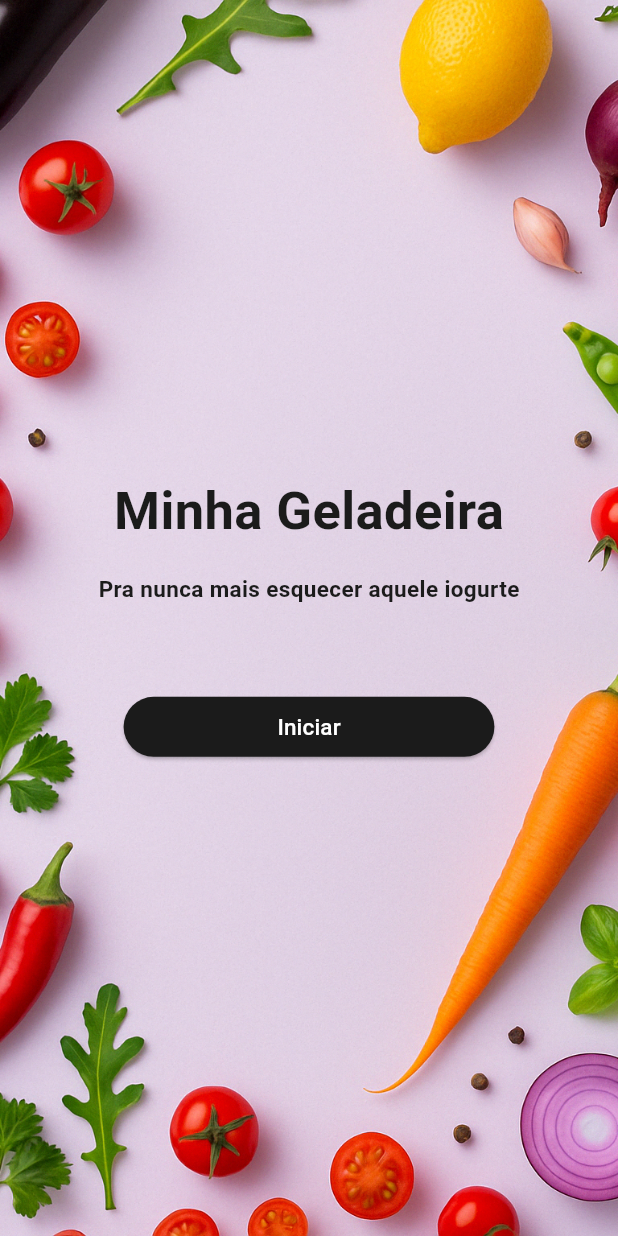
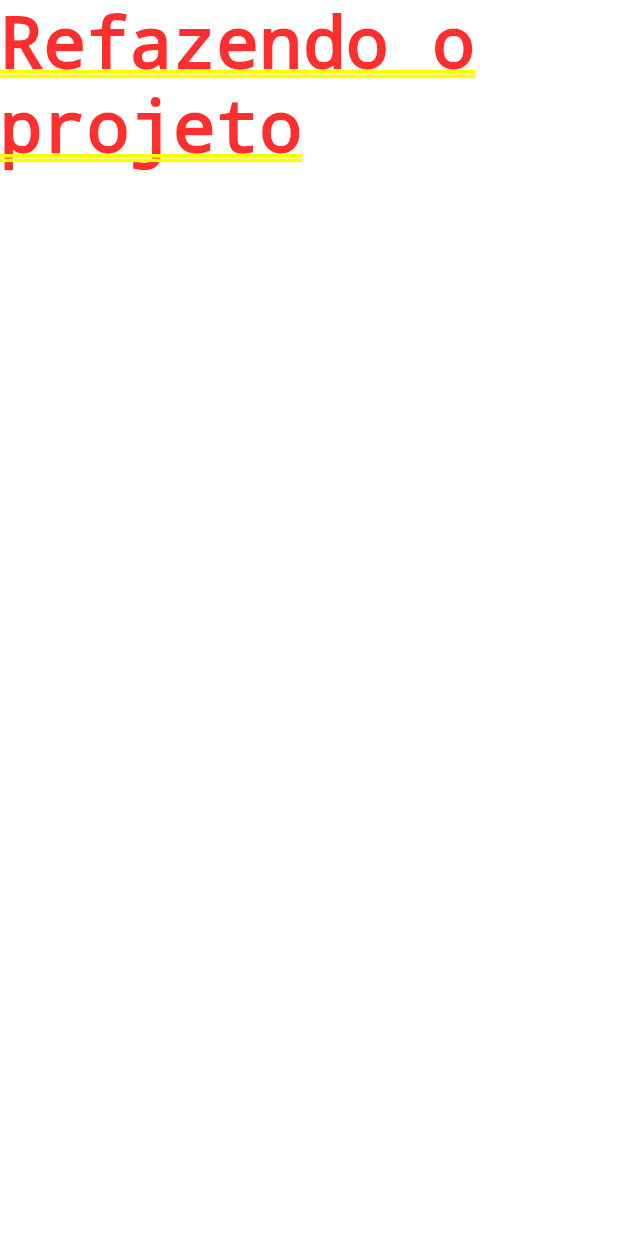
Before and after one commit to Geotryy/minha-geladeira, a Flutter app: the screen it shows after launch, on a phone screen of 412 x 824 dp. Run offline on Flutter 3.47's test engine with Material 3 defaults, Android fonts, the phone set to English and light mode, and no system bars.

Commit message:
refazendo op projeto

```diff
--- a/lib/core/constants/app_colors.dart
+++ /dev/null
@@ -1,21 +0,0 @@
-import 'package:flutter/material.dart';
-
-class AppColors {
-  // Azul bem clarinho pro fundo
-  static const Color primary = Color(0xFF918AE3);
-
-  // Azul médio: cor principal
-  static const Color primaryLight = Color(0xFFC9C4F0);
-
-  // Verde claro: destaque positivo (comida fresca, sucesso etc)
-  static const Color accent = Color.fromARGB(255, 27, 27, 27);
-
-  // Cinza escuro: texto principal
-  static const Color  background = Color(0xFFF5F5F7);
-
-  // Cinza claro: texto secundário
-  static const Color  textPrimary = Color(0xFF443F9E);
-
-  // Vermelho suave: para alerta (validade vencida, erro)
-  static const Color  textSecondary = Color(0xFF8A8A99);
-}
--- a/lib/core/utils/responsive.dart
+++ /dev/null
@@ -1,11 +0,0 @@
-import 'package:flutter/material.dart';
-
-class Responsive {
- static double height(BuildContext context){
-  return MediaQuery.of(context).size.height;
-}
-
-static double width(BuildContext context){
-  return MediaQuery.of(context).size.height;
-}
-}
--- a/lib/main.dart
+++ b/lib/main.dart
@@ -1,5 +1,4 @@
 import 'package:flutter/material.dart';
-import 'package:minha_geladeira/screens/initial_screen.dart';
 import 'package:flutter_localizations/flutter_localizations.dart';
 
 
@@ -18,7 +17,7 @@ class MyApp extends StatelessWidget {
       theme: ThemeData(
             useMaterial3: true,
       ),
-      home: InitialScreen(),
+      home: TemporaryMessage(),
 locale: const Locale('pt', 'BR'), // 👈 adiciona localização
       supportedLocales: const [
         Locale('pt', 'BR'),
@@ -27,3 +26,17 @@ locale: const Locale('pt', 'BR'), // 👈 adiciona localização
     );
   }
 }
+
+class TemporaryMessage extends StatefulWidget {
+  const TemporaryMessage({super.key});
+
+  @override
+  State<TemporaryMessage> createState() => _TemporaryMessageState();
+}
+
+class _TemporaryMessageState extends State<TemporaryMessage> {
+  @override
+  Widget build(BuildContext context) {
+    return Container(child: Text("Refazendo o projeto"),);
+  }
+}
--- a/lib/screens/initial_screen.dart
+++ /dev/null
@@ -1,61 +0,0 @@
-import 'package:flutter/material.dart';
-import 'package:minha_geladeira/core/constants/app_colors.dart';
-import 'package:minha_geladeira/core/utils/responsive.dart';
-import 'package:minha_geladeira/screens/base/base_screen.dart';
-import 'package:minha_geladeira/screens/insert_food_screen.dart';
-
-class InitialScreen extends StatefulWidget {
-  const InitialScreen({super.key});
-
-  @override
-  State<InitialScreen> createState() => _InitialScreenState();
-}
-
-class _InitialScreenState extends State<InitialScreen> {
-  @override
-  Widget build(BuildContext context) {
-    return Scaffold(
-      body: Container(
-        decoration: BoxDecoration( image: DecorationImage(image: AssetImage('assets/images/background.png'), fit: BoxFit.cover)),
-        height: Responsive.height(context),
-        width: Responsive.width(context),
-        child: Padding(
-          padding: const EdgeInsets.all(12.0),
-          child: Column(
-            crossAxisAlignment: CrossAxisAlignment.center,
-            mainAxisAlignment: MainAxisAlignment.center,
-            children: [
-
-              Text(
-                'Minha Geladeira',
-                style: TextStyle(
-                    color: AppColors.accent,
-                    fontSize: 35,
-                    fontWeight: FontWeight.bold),
-              ),
-              SizedBox(height: Responsive.height(context) * 0.02,),
-              Text(
-                'Pra nunca mais esquecer aquele iogurte',
-                style: TextStyle(
-                    color: AppColors.accent,
-                    fontSize: 15,
-                    fontWeight: FontWeight.bold),
-              ),
-              SizedBox(height: Responsive.height(context) * 0.07,),
-              SizedBox(
-                width: Responsive.width(context) * 0.3,
-                child: ElevatedButton(
-                  style: ElevatedButton.styleFrom(backgroundColor: AppColors.accent),
-                    onPressed: () {
-                      Navigator.pushReplacement(context,
-                          MaterialPageRoute(builder: (context) => BaseScreen()));
-                    },
-                    child: Text('Iniciar', style: TextStyle(color: Colors.white, fontSize: 15),)),
-              )
-            ],
-          ),
-        ),
-      ),
-    );
-  }
-}
```
Also changed, not shown: lib/controller/controller_form.dart (deleted, +0 -37 lines), lib/controller/controller_list.dart (deleted, +0 -9 lines), lib/core/validator/validator_form.dart (deleted, +0 -23 lines), lib/data/database/database.dart (deleted, +0 -46 lines), lib/data/models/model_food.dart (deleted, +0 -35 lines), lib/screens/base/base_screen.dart (deleted, +0 -55 lines), lib/screens/components/card_food.dart (deleted, +0 -71 lines), lib/screens/components/custom_text_field.dart (deleted, +0 -53 lines), lib/screens/components/date_custom.dart (deleted, +0 -47 lines), lib/screens/insert_food_screen.dart (deleted, +0 -97 lines), lib/screens/list_food_screen.dart (deleted, +0 -52 lines), lib/core/constants/app_texts.dart (deleted), lib/core/utils/route.dart (deleted).
